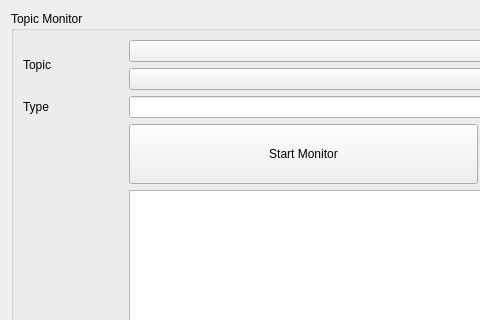
Old version of the form ui/topic_monitor.ui in the repository yyamazaki933/rosif; both pictures show x 0 to 480 and y 0 to 320 of the 941 by 704 pixel window.
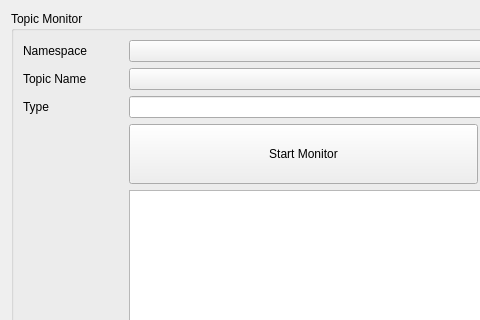
New version of the form.

Patch:
```diff
--- a/ui/topic_monitor.ui
+++ b/ui/topic_monitor.ui
@@ -36,25 +36,6 @@
         </property>
        </widget>
       </item>
-      <item row="0" column="0" rowspan="2">
-       <widget class="QLabel" name="label_10">
-        <property name="minimumSize">
-         <size>
-          <width>100</width>
-          <height>0</height>
-         </size>
-        </property>
-        <property name="maximumSize">
-         <size>
-          <width>100</width>
-          <height>16777215</height>
-         </size>
-        </property>
-        <property name="text">
-         <string>Topic</string>
-        </property>
-       </widget>
-      </item>
       <item row="4" column="0">
        <widget class="QLabel" name="label_2">
         <property name="text">
@@ -275,6 +256,32 @@
         </property>
        </widget>
       </item>
+      <item row="1" column="0">
+       <widget class="QLabel" name="label_10">
+        <property name="minimumSize">
+         <size>
+          <width>100</width>
+          <height>0</height>
+         </size>
+        </property>
+        <property name="maximumSize">
+         <size>
+          <width>100</width>
+          <height>16777215</height>
+         </size>
+        </property>
+        <property name="text">
+         <string>Topic Name</string>
+        </property>
+       </widget>
+      </item>
+      <item row="0" column="0">
+       <widget class="QLabel" name="label">
+        <property name="text">
+         <string>Namespace</string>
+        </property>
+       </widget>
+      </item>
      </layout>
     </widget>
    </item>
```
Left out of the diff: 12 changed lines with no effect on the pictures.
